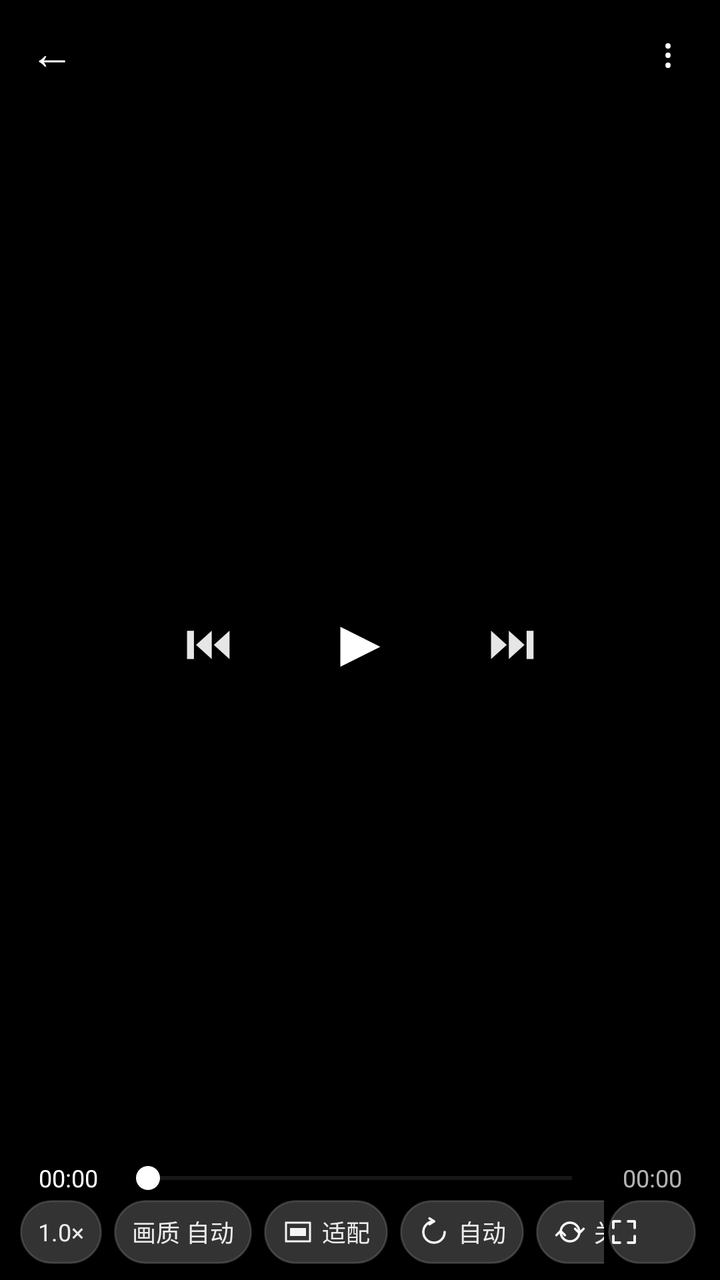
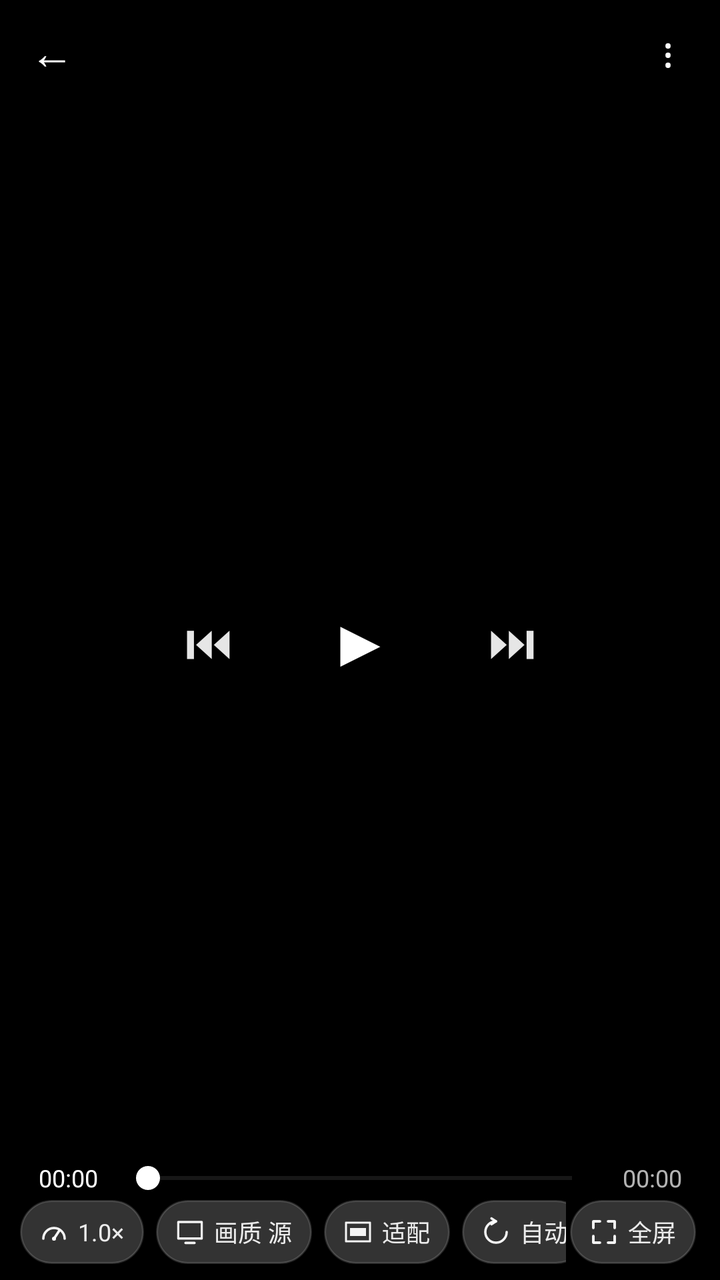

An Android layout rendered at two revisions. The XML below is the earlier revision; the diff shows what the commit changed to produce the second picture.
<!-- AndroidManifest.xml: activity theme VpWindow -->
<!-- res/layout/activity_video_player.xml -->
<?xml version="1.0" encoding="utf-8"?>
<FrameLayout xmlns:android="http://schemas.android.com/apk/res/android"
    android:id="@+id/vp_root"
    android:layout_width="match_parent"
    android:layout_height="match_parent"
    android:background="#FF000000">

    <TextureView
        android:id="@+id/vp_texture"
        android:layout_width="match_parent"
        android:layout_height="match_parent"
        android:layout_gravity="center" />

    <View
        android:id="@+id/vp_gesture"
        android:layout_width="match_parent"
        android:layout_height="match_parent" />

    <TextView
        android:id="@+id/vp_msg"
        android:layout_width="wrap_content"
        android:layout_height="wrap_content"
        android:layout_gravity="center"
        android:gravity="center"
        android:maxWidth="300dp"
        android:paddingLeft="18dp"
        android:paddingRight="18dp"
        android:paddingTop="14dp"
        android:paddingBottom="14dp"
        android:background="#CC1A1A1A"
        android:textColor="#FFFFFFFF"
        android:textSize="14sp"
        android:lineSpacingExtra="4dp"
        android:visibility="gone" />

    <ProgressBar
        android:id="@+id/vp_buffer"
        android:layout_width="42dp"
        android:layout_height="42dp"
        android:layout_gravity="center"
        android:indeterminate="true"
        android:indeterminateTint="#FFFFFFFF"
        android:visibility="gone" />

    <TextView
        android:id="@+id/vp_hint"
        android:layout_width="wrap_content"
        android:layout_height="wrap_content"
        android:layout_gravity="center"
        android:paddingLeft="20dp"
        android:paddingRight="20dp"
        android:paddingTop="10dp"
        android:paddingBottom="10dp"
        android:background="#B3000000"
        android:textColor="#FFFFFFFF"
        android:textSize="15sp"
        android:visibility="gone" />

    
    <LinearLayout
        android:id="@+id/vp_top"
        android:layout_width="match_parent"
        android:layout_height="52dp"
        android:layout_gravity="top"
        android:orientation="horizontal"
        android:gravity="center_vertical"
        android:paddingLeft="4dp"
        android:paddingRight="4dp"
        android:background="#8C000000">

        <TextView
            android:id="@+id/vp_back"
            android:layout_width="44dp"
            android:layout_height="44dp"
            android:gravity="center"
            android:text="←"
            android:textColor="#FFFFFFFF"
            android:textSize="22sp"
            android:background="?android:attr/selectableItemBackground" />

        <TextView
            android:id="@+id/vp_title"
            android:layout_width="0dp"
            android:layout_height="wrap_content"
            android:layout_weight="1"
            android:singleLine="true"
            android:ellipsize="middle"
            android:textColor="#FFFFFFFF"
            android:textSize="15sp" />

        <TextView
            android:id="@+id/vp_menu"
            android:layout_width="44dp"
            android:layout_height="44dp"
            android:gravity="center"
            android:text="⋮"
            android:textColor="#FFFFFFFF"
            android:textSize="20sp"
            android:background="?android:attr/selectableItemBackground" />
    </LinearLayout>

    
    <LinearLayout
        android:id="@+id/vp_center"
        android:layout_width="wrap_content"
        android:layout_height="wrap_content"
        android:layout_gravity="center"
        android:orientation="horizontal"
        android:gravity="center_vertical">

        <TextView
            android:id="@+id/vp_prev"
            android:layout_width="56dp"
            android:layout_height="56dp"
            android:gravity="center"
            android:text="⏮"
            android:textColor="#E6FFFFFF"
            android:textSize="24sp"
            android:background="@drawable/vp_ctrl_circle" />

        <TextView
            android:id="@+id/vp_play"
            android:layout_width="76dp"
            android:layout_height="76dp"
            android:layout_marginLeft="10dp"
            android:layout_marginRight="10dp"
            android:gravity="center"
            android:text="▶"
            android:textColor="#FFFFFFFF"
            android:textSize="34sp"
            android:background="@drawable/vp_ctrl_circle" />

        <TextView
            android:id="@+id/vp_next"
            android:layout_width="56dp"
            android:layout_height="56dp"
            android:gravity="center"
            android:text="⏭"
            android:textColor="#E6FFFFFF"
            android:textSize="24sp"
            android:background="@drawable/vp_ctrl_circle" />
    </LinearLayout>

    
    <LinearLayout
        android:id="@+id/vp_bottom"
        android:layout_width="match_parent"
        android:layout_height="wrap_content"
        android:layout_gravity="bottom"
        android:orientation="vertical"
        android:paddingLeft="10dp"
        android:paddingRight="10dp"
        android:paddingTop="6dp"
        android:paddingBottom="8dp"
        android:background="#8C000000">

        <LinearLayout
            android:layout_width="match_parent"
            android:layout_height="wrap_content"
            android:orientation="horizontal"
            android:gravity="center_vertical">

            <TextView
                android:id="@+id/vp_pos"
                android:layout_width="wrap_content"
                android:layout_height="wrap_content"
                android:minWidth="48dp"
                android:gravity="center"
                android:text="00:00"
                android:textColor="#FFFFFFFF"
                android:textSize="12sp" />

            <SeekBar
                android:id="@+id/vp_seek"
                android:layout_width="0dp"
                android:layout_height="wrap_content"
                android:layout_weight="1"
                android:max="1000"
                android:progressTint="#FFFFFFFF"
                android:progressBackgroundTint="#4DFFFFFF"
                android:thumbTint="#FFFFFFFF" />

            <TextView
                android:id="@+id/vp_dur"
                android:layout_width="wrap_content"
                android:layout_height="wrap_content"
                android:minWidth="48dp"
                android:gravity="center"
                android:text="00:00"
                android:textColor="#B3FFFFFF"
                android:textSize="12sp" />
        </LinearLayout>

        
        <LinearLayout
            android:layout_width="match_parent"
            android:layout_height="wrap_content"
            android:layout_marginTop="2dp"
            android:orientation="horizontal"
            android:gravity="center_vertical">

            <HorizontalScrollView
                android:layout_width="0dp"
                android:layout_height="wrap_content"
                android:layout_weight="1"
                android:scrollbars="none"
                android:overScrollMode="never">

                <LinearLayout
                    android:layout_width="wrap_content"
                    android:layout_height="wrap_content"
                    android:orientation="horizontal"
                    android:gravity="center_vertical">

                    <TextView
                        android:id="@+id/vp_speed"
                        style="@style/VpChip"
                        android:text="1.0×" />

                    <TextView
                        android:id="@+id/vp_quality"
                        style="@style/VpChip"
                        android:text="画质 自动" />

                    <TextView
                        android:id="@+id/vp_scale"
                        style="@style/VpChip"
                        android:drawableStart="@drawable/ic_vp_scale"
                        android:text="适配" />

                    <TextView
                        android:id="@+id/vp_orient"
                        style="@style/VpChip"
                        android:drawableStart="@drawable/ic_vp_orient"
                        android:text="自动" />

                    <TextView
                        android:id="@+id/vp_loop"
                        style="@style/VpChip"
                        android:drawableStart="@drawable/ic_vp_loop"
                        android:text="关" />

                    <TextView
                        android:id="@+id/vp_info"
                        style="@style/VpChipIcon"
                        android:contentDescription="播放信息"
                        android:drawableStart="@drawable/ic_vp_info" />
                </LinearLayout>
            </HorizontalScrollView>

            <TextView
                android:id="@+id/vp_fs"
                style="@style/VpChipIcon"
                android:layout_marginLeft="2dp"
                android:layout_marginRight="2dp"
                android:layout_width="44dp"
                android:contentDescription="全屏 / 竖屏切换"
                android:drawableStart="@drawable/ic_vp_expand" />
        </LinearLayout>
    </LinearLayout>
</FrameLayout>
<!-- resources referenced by this layout -->
<resources>
  <!-- drawable ic_vp_expand (drawable) -->
  <?xml version="1.0" encoding="utf-8"?>
  <vector xmlns:android="http://schemas.android.com/apk/res/android"
      android:width="16dp"
      android:height="16dp"
      android:viewportWidth="24"
      android:viewportHeight="24">
  
      <path
          android:fillColor="#00000000"
          android:pathData="M9,4 L4,4 L4,9 M15,4 L20,4 L20,9 M20,15 L20,20 L15,20 M9,20 L4,20 L4,15"
          android:strokeColor="#F2FFFFFF"
          android:strokeLineCap="round"
          android:strokeLineJoin="round"
          android:strokeWidth="1.9" />
  </vector>
  <!-- drawable vp_ctrl_circle (drawable) -->
  <?xml version="1.0" encoding="utf-8"?>
  <shape xmlns:android="http://schemas.android.com/apk/res/android"
      android:shape="oval">
      <solid android:color="#73000000" />
  </shape>
  <style name="VpChip">
          <item name="android:layout_width">wrap_content</item>
          <item name="android:layout_height">32dp</item>
          <item name="android:layout_marginRight">6dp</item>
          <item name="android:paddingLeft">9dp</item>
          <item name="android:paddingRight">9dp</item>
          <item name="android:drawablePadding">4dp</item>
          <item name="android:gravity">center</item>
          <item name="android:textSize">12sp</item>
          <item name="android:textColor">#E6FFFFFF</item>
          <item name="android:maxLines">1</item>
          <item name="android:background">@drawable/vp_chip</item>
      </style>
  <style name="VpChipIcon">
          <item name="android:layout_width">40dp</item>
          <item name="android:layout_height">32dp</item>
          <item name="android:layout_marginRight">6dp</item>
          <item name="android:paddingLeft">0dp</item>
          <item name="android:paddingRight">0dp</item>
          <item name="android:gravity">center</item>
          <item name="android:background">@drawable/vp_chip</item>
      </style>
  <style name="VpWindow" parent="@android:style/Theme.Material.NoActionBar">
          <item name="android:windowBackground">#FF000000</item>
          <item name="android:colorAccent">#FFFFFFFF</item>
          <item name="android:statusBarColor">#FF000000</item>
          <item name="android:navigationBarColor">#FF000000</item>
      </style>
  <!-- drawable vp_chip (drawable) -->
  <?xml version="1.0" encoding="utf-8"?>
  <shape xmlns:android="http://schemas.android.com/apk/res/android"
      android:shape="rectangle">
      <corners android:radius="16dp" />
      <solid android:color="#33FFFFFF" />
      <stroke
          android:width="1dp"
          android:color="#26FFFFFF" />
  </shape>
  <!-- unchanged entries left out for length: 4 -->
</resources>

<!-- the commit's change to res/layout/activity_video_player.xml (unified diff, before → after) -->
@@ -215,12 +215,14 @@
                     <TextView
                         android:id="@+id/vp_speed"
                         style="@style/VpChip"
+                        android:drawableStart="@drawable/ic_vp_speed"
                         android:text="1.0×" />
 
                     <TextView
                         android:id="@+id/vp_quality"
                         style="@style/VpChip"
-                        android:text="画质 自动" />
+                        android:drawableStart="@drawable/ic_vp_quality"
+                        android:text="画质 源" />
 
                     <TextView
                         android:id="@+id/vp_scale"
@@ -242,20 +244,19 @@
 
                     <TextView
                         android:id="@+id/vp_info"
-                        style="@style/VpChipIcon"
-                        android:contentDescription="播放信息"
-                        android:drawableStart="@drawable/ic_vp_info" />
+                        style="@style/VpChip"
+                        android:drawableStart="@drawable/ic_vp_info"
+                        android:text="信息" />
                 </LinearLayout>
             </HorizontalScrollView>
 
             <TextView
                 android:id="@+id/vp_fs"
-                style="@style/VpChipIcon"
+                style="@style/VpChip"
                 android:layout_marginLeft="2dp"
                 android:layout_marginRight="2dp"
-                android:layout_width="44dp"
-                android:contentDescription="全屏 / 竖屏切换"
-                android:drawableStart="@drawable/ic_vp_expand" />
+                android:drawableStart="@drawable/ic_vp_expand"
+                android:text="全屏" />
         </LinearLayout>
     </LinearLayout>
 </FrameLayout>
<!-- resource entries referenced after the edit -->
@@ -16,6 +16,57 @@
           android:strokeLineJoin="round"
           android:strokeWidth="1.9" />
   </vector>
+  <!-- drawable ic_vp_quality (drawable) -->
+  <?xml version="1.0" encoding="utf-8"?>
+  <vector xmlns:android="http://schemas.android.com/apk/res/android"
+      android:width="16dp"
+      android:height="16dp"
+      android:viewportWidth="24"
+      android:viewportHeight="24">
+  
+      <path
+          android:fillColor="#00000000"
+          android:pathData="M3.2,4.5 h17.6 v12.4 h-17.6 z"
+          android:strokeColor="#F2FFFFFF"
+          android:strokeLineJoin="round"
+          android:strokeWidth="1.7" />
+  
+      <path
+          android:fillColor="#00000000"
+          android:pathData="M8.6,20.2 h6.8"
+          android:strokeColor="#F2FFFFFF"
+          android:strokeLineCap="round"
+          android:strokeWidth="1.8" />
+  </vector>
+  <!-- drawable ic_vp_speed (drawable) -->
+  <?xml version="1.0" encoding="utf-8"?>
+  <vector xmlns:android="http://schemas.android.com/apk/res/android"
+      android:width="16dp"
+      android:height="16dp"
+      android:viewportWidth="24"
+      android:viewportHeight="24">
+  
+      <path
+          android:fillColor="#00000000"
+          android:pathData="M4,17 A8,8 0 0,1 20,17"
+          android:strokeColor="#F2FFFFFF"
+          android:strokeLineCap="round"
+          android:strokeWidth="1.8" />
+  
+      <path
+          android:fillColor="#00000000"
+          android:pathData="M12,17 L16.2,10.6"
+          android:strokeColor="#F2FFFFFF"
+          android:strokeLineCap="round"
+          android:strokeWidth="1.9" />
+  
+      <path
+          android:fillColor="#00000000"
+          android:pathData="M12,17 L12,17.05"
+          android:strokeColor="#F2FFFFFF"
+          android:strokeLineCap="round"
+          android:strokeWidth="3" />
+  </vector>
   <!-- drawable vp_ctrl_circle (drawable) -->
   <?xml version="1.0" encoding="utf-8"?>
   <shape xmlns:android="http://schemas.android.com/apk/res/android"
@@ -27,21 +78,12 @@
           <item name="android:layout_height">32dp</item>
           <item name="android:layout_marginRight">6dp</item>
           <item name="android:paddingLeft">9dp</item>
-          <item name="android:paddingRight">9dp</item>
+          <item name="android:paddingRight">10dp</item>
           <item name="android:drawablePadding">4dp</item>
           <item name="android:gravity">center</item>
           <item name="android:textSize">12sp</item>
           <item name="android:textColor">#E6FFFFFF</item>
           <item name="android:maxLines">1</item>
-          <item name="android:background">@drawable/vp_chip</item>
-      </style>
-  <style name="VpChipIcon">
-          <item name="android:layout_width">40dp</item>
-          <item name="android:layout_height">32dp</item>
-          <item name="android:layout_marginRight">6dp</item>
-          <item name="android:paddingLeft">0dp</item>
-          <item name="android:paddingRight">0dp</item>
-          <item name="android:gravity">center</item>
           <item name="android:background">@drawable/vp_chip</item>
       </style>
   <style name="VpWindow" parent="@android:style/Theme.Material.NoActionBar">
